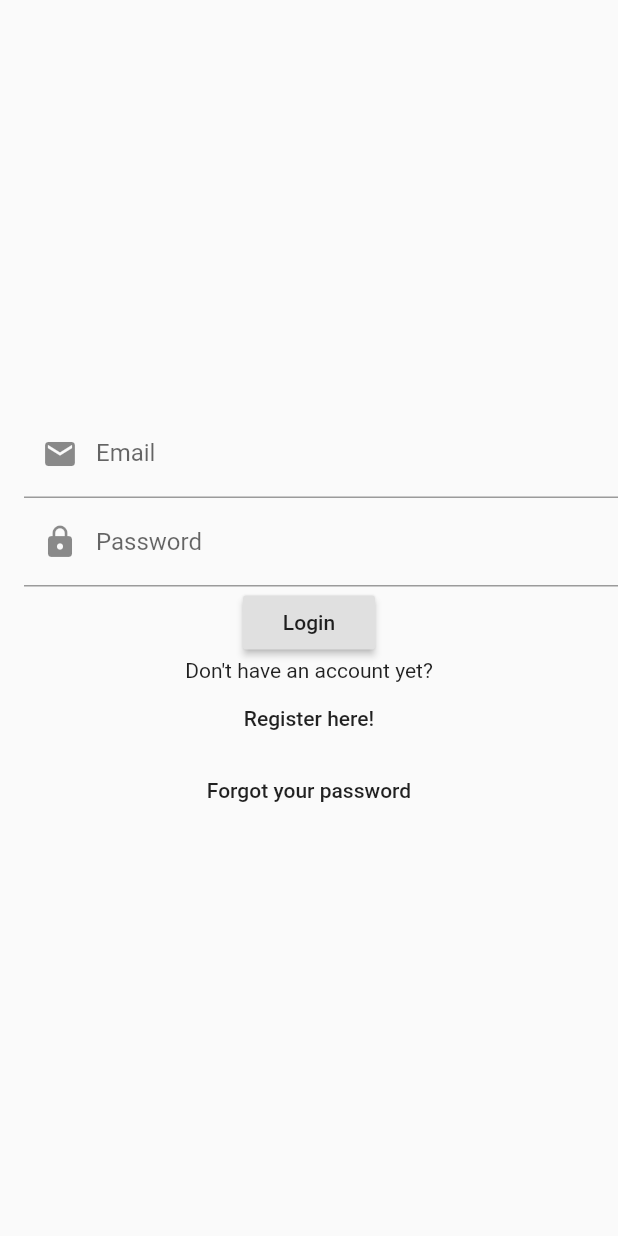
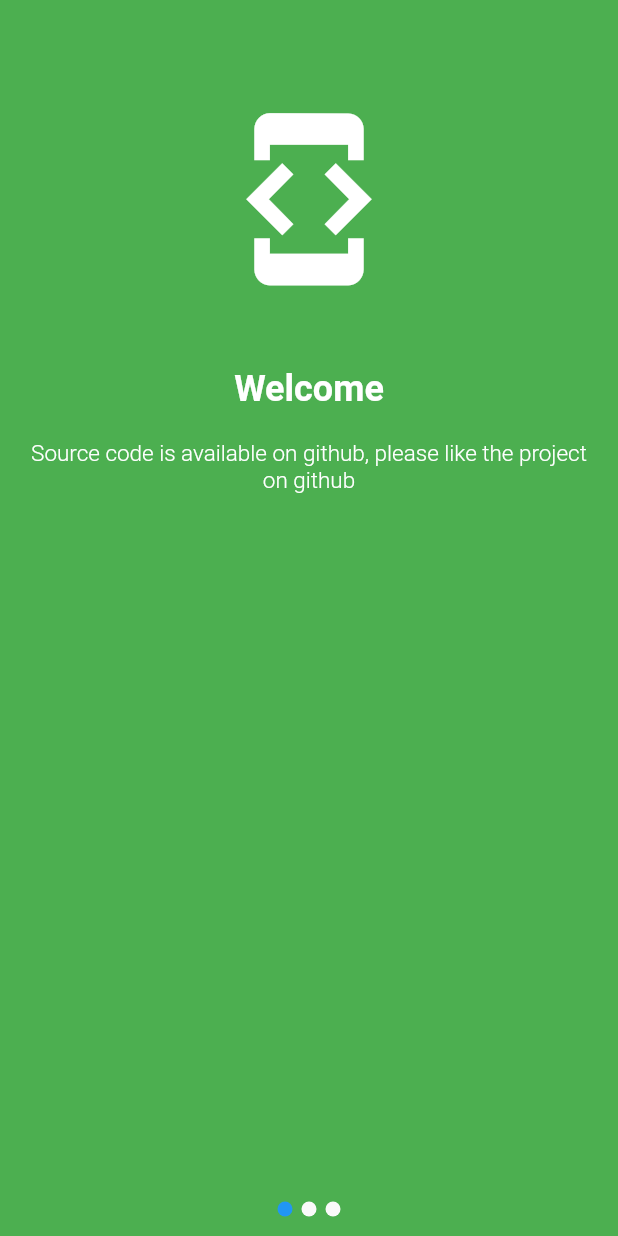
Before and after one commit to MMHossaini/Flutter-Demo, a Flutter app: the screen it shows after launch, on a phone screen of 412 x 824 dp. Run offline on Flutter 3.47's test engine with Material 2 defaults, Android fonts, the phone set to English and light mode, and no system bars; our stand-ins replace cloud_firestore, firebase_auth, flushbar, flutter_swiper, google_maps_flutter; accounts and stored records are empty; Roboto replaces fonts that are missing (OpenSans).

Commit message:
WIP,
Added onboarding page
New login page, New Register page,
Users have to be verified now by email  before they have access,

```diff
--- a/lib/main.dart
+++ b/lib/main.dart
@@ -1,13 +1,17 @@
+import 'package:firebase_auth/firebase_auth.dart';
 import 'package:flutter/material.dart';
 import 'package:cloud_firestore/cloud_firestore.dart';
-import 'package:provider/provider.dart';
 
+import 'create-account-page.dart';
 import 'home.dart';
 import 'login.dart';
+import 'models/user-model.dart';
 import 'register.dart';
-import 'splashscreen.dart';
-import 'userRepository.dart';
 import 'forgot-password.dart';
+import 'verify-account-page.dart';
+import 'walk-through-page.dart';
+
+final GlobalKey<NavigatorState> navigatorKey = new GlobalKey<NavigatorState>();
 
 void main() => runApp(App());
 
@@ -17,40 +21,50 @@ class App extends StatelessWidget {
   Widget build(BuildContext context) {
     return MaterialApp(
         title: 'Flutter Demo',
+        navigatorKey: navigatorKey,
         theme: ThemeData(
           primarySwatch: Colors.blue,
         ),
-        home: FirstPage(),
+        home: StreamBuilder<FirebaseUser>(
+          stream: FirebaseAuth.instance.onAuthStateChanged,
+          builder:
+              (BuildContext context, AsyncSnapshot<FirebaseUser> firebaseUser) {
+            if (firebaseUser.connectionState == ConnectionState.active) {
+              if (firebaseUser.hasData) {
+                // logged in using email and password
+                return firebaseUser.data.isEmailVerified
+                    ? HomePage(
+                        uid: firebaseUser.data.uid,
+                      )
+                    : VerifyAccountPage();
+              } else {
+                return WalkThroughPage();
+              }
+            } else {
+              return Scaffold(
+                body: Center(
+                  child: CircularProgressIndicator(),
+                ),
+              );
+            }
+          },
+        ),
         debugShowCheckedModeBanner: false,
         routes: <String, WidgetBuilder>{
           '/login': (BuildContext context) => LoginPage(),
           '/register': (BuildContext context) => RegisterPage(),
           '/forgot-password': (BuildContext context) => ForgotPasswordPage(),
+          '/create-account': (BuildContext context) => CreateAccountPage(),
+          '/verify-account': (BuildContext context) => VerifyAccountPage(),
         });
   }
-}
 
-class FirstPage extends StatelessWidget {
-  @override
-  Widget build(BuildContext context) {
-    return ChangeNotifierProvider(
-      builder: (_) => UserRepository.instance(),
-      child: Consumer(
-        builder: (context, UserRepository user, _) {
-          switch (user.status) {
-            case Status.Uninitialized:
-              return SplashPage();
-            case Status.Unauthenticated:
-            case Status.Authenticating:
-              return LoginPage();
-            case Status.Authenticated:
-              return HomePage(
-                uid: user.user.uid,
-              );
-          }
-        },
-      ),
-    );
+  Future<User> getUserRecord(String userId) async {
+    var document =
+        Firestore.instance.collection("users").document(userId).get();
+    return await document.then((doc) {
+      return User.fromDocument(doc);
+    });
   }
 }
 
--- /dev/null
+++ b/lib/models/user-model.dart
@@ -0,0 +1,39 @@
+import 'package:cloud_firestore/cloud_firestore.dart';
+
+class User {
+  final String userID;
+  final String firstName;
+  final String email;
+  final String profilePictureURL;
+
+  User({
+    this.userID,
+    this.firstName,
+    this.email,
+    this.profilePictureURL,
+  });
+
+  Map<String, Object> toJson() {
+    return {
+      'userID': userID,
+      'firstName': firstName,
+      'email': email == null ? '' : email,
+      'profilePictureURL': profilePictureURL,
+      'appIdentifier': 'flutter-onboarding'
+    };
+  }
+
+  factory User.fromJson(Map<String, Object> doc) {
+    User user = new User(
+      userID: doc['userID'],
+      firstName: doc['firstName'],
+      email: doc['email'],
+      profilePictureURL: doc['profilePictureURL'],
+    );
+    return user;
+  }
+
+  factory User.fromDocument(DocumentSnapshot doc) {
+    return User.fromJson(doc.data);
+  }
+}
--- /dev/null
+++ b/lib/models/walk-through-model.dart
@@ -0,0 +1,16 @@
+import "package:flutter/material.dart";
+
+class WalkThrough {
+  IconData icon;
+  String title;
+  String description;
+  Color backgroundColor;
+  Widget extraWidget;
+
+  WalkThrough(
+      {this.icon,
+      this.title,
+      this.description,
+      this.backgroundColor,
+      this.extraWidget});
+}
--- a/lib/userRepository.dart
+++ /dev/null
@@ -1,47 +0,0 @@
-import 'package:flutter/widgets.dart';
-import 'package:firebase_auth/firebase_auth.dart';
-
-enum Status { Uninitialized, Authenticated, Authenticating, Unauthenticated }
-
-class UserRepository with ChangeNotifier {
-  FirebaseAuth _auth;
-  FirebaseUser _user;
-  Status _status = Status.Uninitialized;
-
-  Status get status => _status;
-  FirebaseUser get user => _user;
-
-  UserRepository.instance() : _auth = FirebaseAuth.instance {
-    _auth.onAuthStateChanged.listen(_onAuthStateChanged);
-  }
-
-  signIn(String email, String password) async {
-    try {
-      _status = Status.Authenticating;
-      notifyListeners();
-      await FirebaseAuth.instance
-          .signInWithEmailAndPassword(email: email, password: password);
-    } catch (e) {
-      _status = Status.Unauthenticated;
-      notifyListeners();
-      throw e;
-    }
-  }
-
-  Future signOut() async {
-    _auth.signOut();
-    _status = Status.Unauthenticated;
-    notifyListeners();
-    return Future.delayed(Duration.zero);
-  }
-
-  Future<void> _onAuthStateChanged(FirebaseUser firebaseUser) async {
-    if (firebaseUser == null) {
-      _status = Status.Unauthenticated;
-    } else {
-      _user = firebaseUser;
-      _status = Status.Authenticated;
-    }
-    notifyListeners();
-  }
-}
--- /dev/null
+++ b/lib/walk-through-page.dart
@@ -0,0 +1,120 @@
+import 'package:flutter/material.dart';
+import "package:flutter_swiper/flutter_swiper.dart";
+
+import 'main.dart';
+import 'models/walk-through-model.dart';
+
+class WalkThroughPage extends StatefulWidget {
+  final List<WalkThrough> pages = [
+    WalkThrough(
+      icon: Icons.developer_mode,
+      title: "Welcome",
+      backgroundColor: Colors.green,
+      description:
+          "Source code is available on github, please like the project on github",
+    ),
+    WalkThrough(
+      icon: Icons.help,
+      backgroundColor: Colors.red,
+      title: "Go up on your price",
+      description: "Learn Flutter and go up on your development price",
+    ),
+    WalkThrough(
+      backgroundColor: Colors.black87,
+      extraWidget: Column(
+        children: <Widget>[
+          SizedBox(
+            width: double.maxFinite,
+            child: RaisedButton(
+              child: new Text("Login"),
+              onPressed: () {
+                navigatorKey.currentState.pushNamed('/login');
+              },
+            ),
+          ),
+          SizedBox(
+            width: double.maxFinite,
+            child: RaisedButton(
+              child: new Text("Register"),
+              onPressed: () {
+                navigatorKey.currentState.pushNamed('/register');
+              },
+            ),
+          )
+        ],
+      ),
+      icon: Icons.web,
+      title: "Get Started",
+      description:
+          "Firebase authentication is used here, safe and secure buddy buddy",
+    ),
+  ];
+
+  @override
+  WalkThroughPageState createState() => WalkThroughPageState();
+}
+
+class WalkThroughPageState extends State<WalkThroughPage> {
+  @override
+  Widget build(BuildContext context) {
+    return Scaffold(
+      body: Swiper(
+        itemCount: 3,
+        pagination: SwiperPagination(),
+        itemBuilder: (BuildContext context, int index) {
+          WalkThrough page = widget.pages[index];
+          return Container(
+            color: page.backgroundColor,
+            child: ListView(
+              children: <Widget>[
+                Padding(
+                  padding: const EdgeInsets.only(top: 70.0),
+                  child: Icon(
+                    page.icon,
+                    size: 125.0,
+                    color: Colors.white,
+                  ),
+                ),
+                Padding(
+                  padding:
+                      const EdgeInsets.only(top: 50.0, right: 15.0, left: 15.0),
+                  child: Text(
+                    page.title,
+                    softWrap: true,
+                    textAlign: TextAlign.center,
+                    style: TextStyle(
+                      color: Colors.white,
+                      decoration: TextDecoration.none,
+                      fontSize: 24.0,
+                      fontWeight: FontWeight.w700,
+                      fontFamily: "OpenSans",
+                    ),
+                  ),
+                ),
+                Padding(
+                  padding: const EdgeInsets.all(20.0),
+                  child: Text(
+                    page.description,
+                    softWrap: true,
+                    textAlign: TextAlign.center,
+                    style: TextStyle(
+                      color: Colors.white,
+                      decoration: TextDecoration.none,
+                      fontSize: 15.0,
+                      fontWeight: FontWeight.w300,
+                      fontFamily: "OpenSans",
+                    ),
+                  ),
+                ),
+                Padding(
+                  padding: const EdgeInsets.all(10.0),
+                  child: page.extraWidget,
+                )
+              ],
+            ),
+          );
+        },
+      ),
+    );
+  }
+}
```
Also changed, not shown: lib/create-account-page.dart (added, +8 -0 lines), lib/home.dart (+1 -30 lines), lib/login.dart (+80 -39 lines), lib/splashscreen.dart (deleted, +0 -12 lines), lib/utils/validator.dart (added, +37 -0 lines), lib/verify-account-page.dart (added, +25 -0 lines), pubspec.yaml (+2 -7 lines), pubspec.lock.
